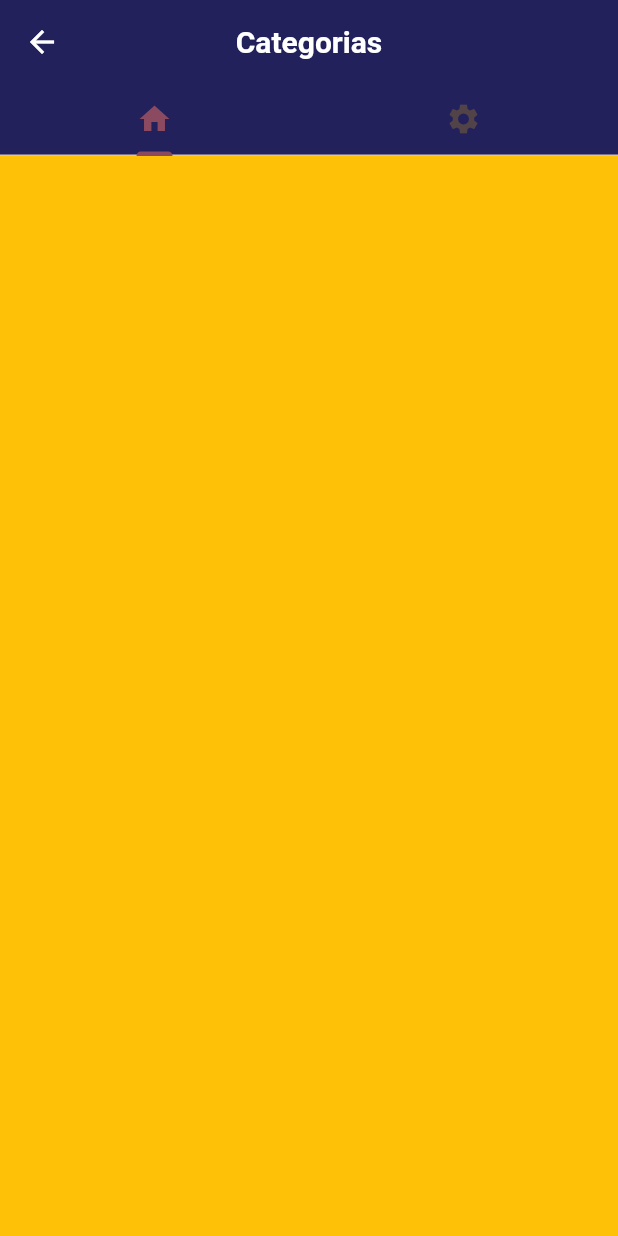
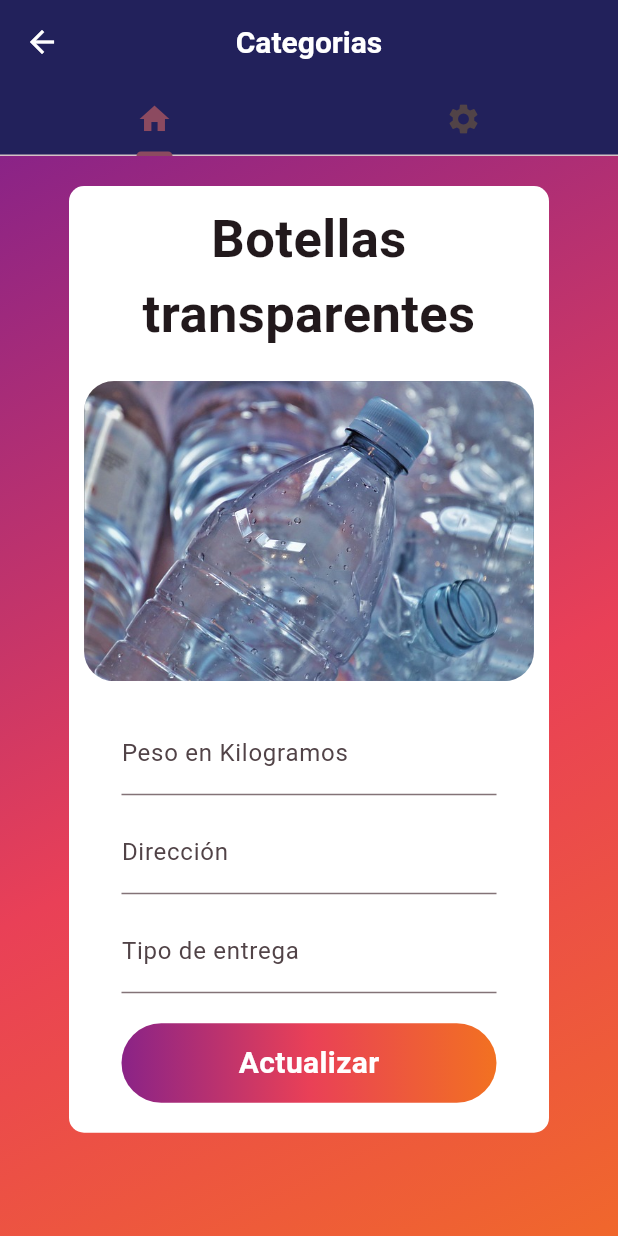
Before and after one commit to jorgeandres6/em, a Flutter app: the Publicacion screen opened directly, on a phone screen of 412 x 824 dp. Run offline on Flutter 3.47's test engine with Material 2 defaults, Android fonts, the phone set to English and light mode, and no system bars; our stand-ins replace file_picker, flip_card, google_nav_bar.

Commit message:
publicacion datos y ofertas

```diff
--- a/lib/main.dart
+++ b/lib/main.dart
@@ -38,7 +38,7 @@ class MyApp extends StatelessWidget {
         colorScheme: ColorScheme.fromSeed(seedColor: Colors.black),
         useMaterial3: true,
       ),
-      home: const Publicacion(),
+      home: const SplashScreen(),
     );
   }
 }
--- a/lib/screens/publicacion.dart
+++ b/lib/screens/publicacion.dart
@@ -4,6 +4,8 @@ import 'package:ecomarket/screens/compra_venta.dart';
 import 'package:ecomarket/screens/home.dart';
 import 'package:ecomarket/screens/login.dart';
 import 'package:ecomarket/screens/perfil.dart';
+import 'package:ecomarket/screens/publicacion_data.dart';
+import 'package:ecomarket/screens/publicacion_ofertas.dart';
 import 'package:ecomarket/screens/publicaciones.dart';
 import 'package:ecomarket/screens/publicar.dart';
 import 'package:flip_card/flip_card.dart';
@@ -56,60 +58,8 @@ class _PublicacionState extends State<Publicacion> {
               )
             ]),
           ),
-          /* bottomNavigationBar: ConstrainedBox(
-            constraints: BoxConstraints.tightFor(
-                width: MediaQuery.of(context).size.width - 50),
-            child: Padding(
-              padding: const EdgeInsets.symmetric(horizontal: 10, vertical: 10),
-              child: ClipRRect(
-                borderRadius: BorderRadius.circular(24),
-                child: GNav(
-                  //duration: const Duration(microseconds: 600),
-                  //tabBorderRadius: 10,
-                  curve: Curves.elasticIn,
-                  //gap: 8,
-                  onTabChange: (index) {
-                    setState(() {
-                      _currentIndex = index;
-                    });
-                  },
-                  backgroundColor: Colors.grey,
-                  color: Colors.white,
-                  activeColor: Colors.white,
-                  tabBackgroundColor: Colors.grey.shade800,
-                  padding: const EdgeInsets.all(10),
-                  tabs: const [
-                    GButton(
-                      icon: Icons.home,
-                      //text: "Inicio",
-                    ),
-                    GButton(
-                      icon: Icons.account_circle,
-                      //text: "Perfil",
-                    ),
-                    GButton(
-                      icon: Icons.view_list,
-                      //text: "Publicaciones",
-                    ),
-                    GButton(
-                      icon: Icons.notifications,
-                      //text: "Notificaciones",
-                    ),
-                  ],
-                ),
-              ),
-            ),
-          ), */
-          //body: _pageOprtions[_currentIndex]),
-          body: TabBarView(
-            children: [
-              Container(
-                color: Colors.amber,
-              ),
-              Container(
-                color: Colors.blue,
-              )
-            ],
+          body: const TabBarView(
+            children: [PublicacionData(), PublicacionOfertas()],
           ),
         ));
   }
--- /dev/null
+++ b/lib/screens/publicacion_data.dart
@@ -0,0 +1,138 @@
+import 'package:flutter/material.dart';
+
+class PublicacionData extends StatefulWidget {
+  const PublicacionData({super.key});
+
+  @override
+  State<PublicacionData> createState() => _PublicacionDataState();
+}
+
+class _PublicacionDataState extends State<PublicacionData> {
+  @override
+  Widget build(BuildContext context) {
+    return SingleChildScrollView(
+      child: Container(
+        height: MediaQuery.of(context).size.height,
+        width: MediaQuery.of(context).size.width,
+        decoration: const BoxDecoration(
+            gradient: LinearGradient(
+                begin: Alignment.topLeft,
+                end: Alignment.bottomRight,
+                colors: [
+              Color(0xFF8A2387),
+              Color(0xFFE94057),
+              Color(0xFFF27121),
+            ])),
+        child: Column(
+          crossAxisAlignment: CrossAxisAlignment.center,
+          children: [
+            const SizedBox(
+              height: 20,
+            ),
+            Container(
+              //height: 520,
+              width: 320,
+              decoration: BoxDecoration(
+                color: const Color.fromARGB(255, 255, 255, 255),
+                borderRadius: BorderRadius.circular(10),
+              ),
+              child: Column(
+                crossAxisAlignment: CrossAxisAlignment.center,
+                children: [
+                  const SizedBox(
+                    height: 10,
+                  ),
+                  const Text(
+                    "Botellas transparentes",
+                    textAlign: TextAlign.center,
+                    style: TextStyle(fontSize: 35, fontWeight: FontWeight.bold),
+                  ),
+                  const SizedBox(
+                    height: 10,
+                  ),
+                  Padding(
+                    padding: const EdgeInsets.all(10),
+                    child: ClipRRect(
+                      borderRadius: BorderRadius.circular(20),
+                      child: const Image(
+                          image: AssetImage("images/transparentes.jpg")),
+                    ),
+                  ),
+                  const SizedBox(
+                    height: 10,
+                  ),
+                  Container(
+                    width: 250,
+                    child: TextField(
+                      //controller: _tel,
+                      keyboardType: TextInputType.number,
+                      decoration: const InputDecoration(
+                        labelText: "Peso en Kilogramos",
+                      ),
+                    ),
+                  ),
+                  const SizedBox(
+                    height: 10,
+                  ),
+                  Container(
+                    width: 250,
+                    child: TextField(
+                      //controller: _dir,
+                      decoration: const InputDecoration(
+                        labelText: "Dirección",
+                      ),
+                    ),
+                  ),
+                  const SizedBox(
+                    height: 10,
+                  ),
+                  Container(
+                    width: 250,
+                    child: TextField(
+                      //controller: _dir,
+                      decoration: const InputDecoration(
+                        labelText: "Tipo de entrega",
+                      ),
+                    ),
+                  ),
+                  const SizedBox(
+                    height: 20,
+                  ),
+                  GestureDetector(
+                    child: Container(
+                      alignment: Alignment.center,
+                      width: 250,
+                      decoration: BoxDecoration(
+                          borderRadius: BorderRadius.circular(50),
+                          gradient: const LinearGradient(
+                              begin: Alignment.centerLeft,
+                              end: Alignment.centerRight,
+                              colors: [
+                                Color(0XFF8A2387),
+                                Color(0XFFE94057),
+                                Color(0XFFF27121)
+                              ])),
+                      child: const Padding(
+                        padding: EdgeInsets.all(12.0),
+                        child: Text(
+                          "Actualizar",
+                          style: TextStyle(
+                              color: Colors.white,
+                              fontSize: 20,
+                              fontWeight: FontWeight.bold),
+                        ),
+                      ),
+                    ),
+                  ),
+                  const SizedBox(
+                    height: 20,
+                  )
+                ],
+              ),
+            )
+          ],
+        ),
+      ),
+    );
+  }
+}
```
Also changed, not shown: lib/screens/publicacion_ofertas.dart (added, +116 -0 lines), lib/screens/publicaciones.dart (+7 -1 lines), 4 other files.
